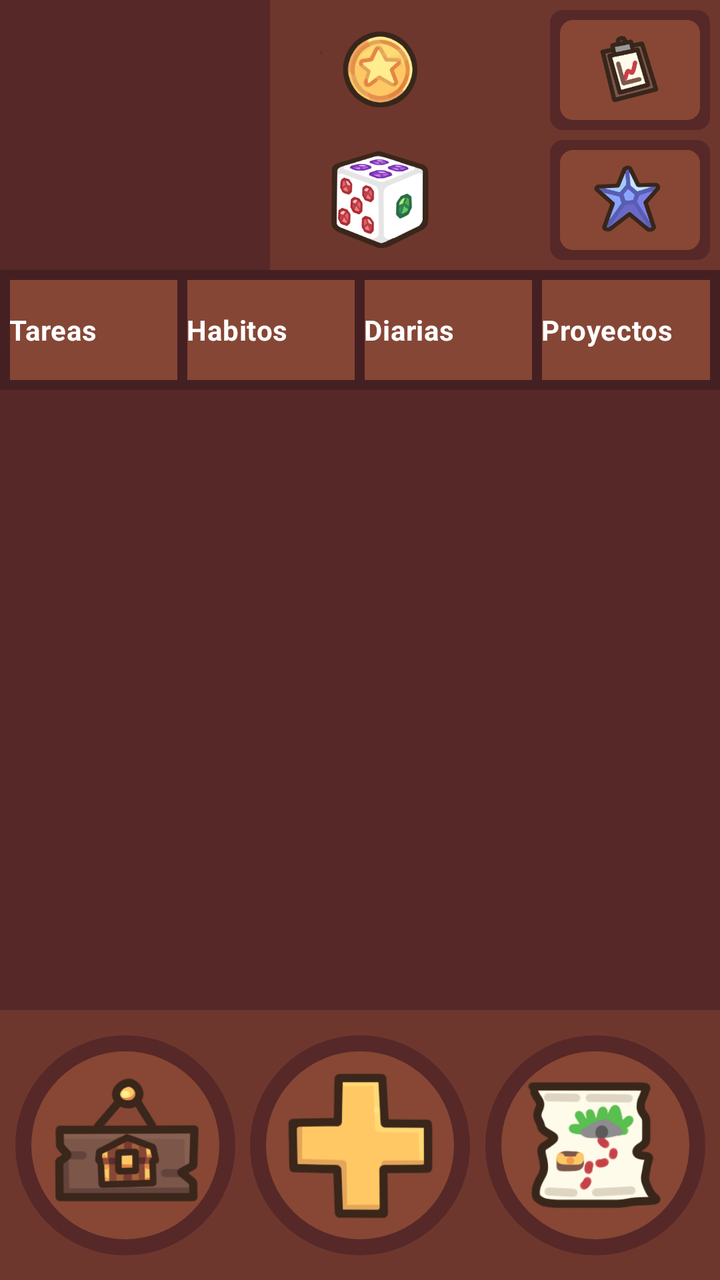
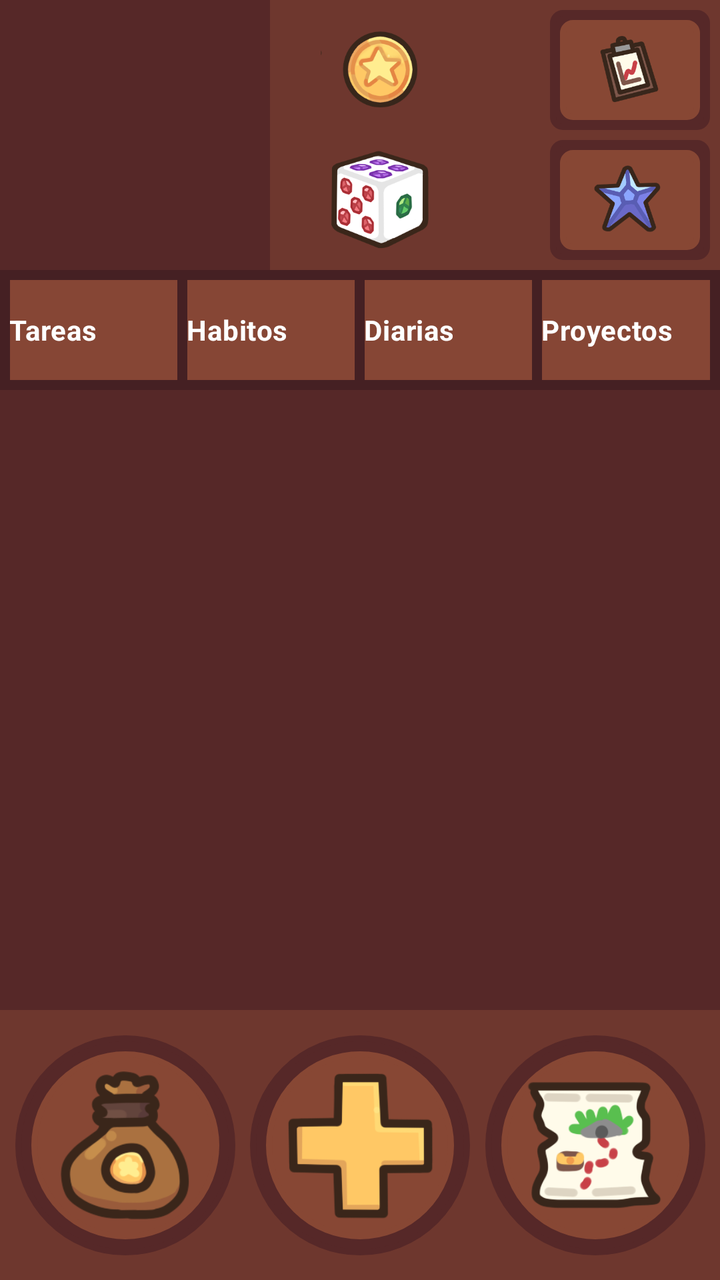

Screens rendered from an Android XML layout before and after an edit, with the pre-edit source and the edit as a unified diff.
<!-- AndroidManifest.xml: application theme Theme.LifeGeon -->
<!-- res/layout/activity_menu.xml -->
<?xml version="1.0" encoding="utf-8"?>
<androidx.constraintlayout.widget.ConstraintLayout xmlns:android="http://schemas.android.com/apk/res/android"
    xmlns:app="http://schemas.android.com/apk/res-auto"
    xmlns:tools="http://schemas.android.com/tools"
    android:layout_width="match_parent"
    android:layout_height="match_parent"
    android:background="#562828"
    tools:context=".Menu">

    <androidx.constraintlayout.widget.ConstraintLayout
        android:id="@+id/contenedorInfo"
        android:layout_width="0dp"
        android:layout_height="135dp"
        android:background="#6E372E"
        app:layout_constraintEnd_toEndOf="parent"
        app:layout_constraintStart_toStartOf="parent"
        app:layout_constraintTop_toTopOf="parent">

        <androidx.constraintlayout.widget.ConstraintLayout
            android:id="@+id/contenedorDados"
            android:layout_width="100dp"
            android:layout_height="60dp"
            app:layout_constraintBottom_toBottomOf="parent"
            app:layout_constraintStart_toEndOf="@+id/fotoPj"
            app:layout_constraintTop_toBottomOf="@+id/contenedorMonedas">

            <ImageView
                android:id="@+id/imageView12"
                android:layout_width="60dp"
                android:layout_height="60dp"
                android:layout_marginStart="10dp"
                android:contentDescription="@string/dados"
                app:layout_constraintBottom_toBottomOf="parent"
                app:layout_constraintStart_toEndOf="@+id/dadosNumb"
                app:layout_constraintTop_toTopOf="parent"
                app:srcCompat="@drawable/dice" />

            <TextView
                android:id="@+id/dadosNumb"
                android:layout_width="wrap_content"
                android:layout_height="wrap_content"
                android:layout_marginStart="15dp"
                android:textColor="#FFFFFF"
                android:textSize="16sp"
                app:layout_constraintBottom_toBottomOf="parent"
                app:layout_constraintStart_toStartOf="parent"
                app:layout_constraintTop_toTopOf="parent" />
        </androidx.constraintlayout.widget.ConstraintLayout>

        <androidx.constraintlayout.widget.ConstraintLayout
            android:id="@+id/contenedorMonedas"
            android:layout_width="100dp"
            android:layout_height="60dp"
            android:layout_marginTop="5dp"
            app:layout_constraintStart_toEndOf="@+id/fotoPj"
            app:layout_constraintTop_toTopOf="parent">

            <TextView
                android:id="@+id/monedasNumb"
                android:layout_width="wrap_content"
                android:layout_height="wrap_content"
                android:layout_marginStart="15dp"
                android:textColor="#FFFFFF"
                android:textSize="16sp"
                app:layout_constraintBottom_toBottomOf="parent"
                app:layout_constraintStart_toStartOf="parent"
                app:layout_constraintTop_toTopOf="parent" />

            <ImageView
                android:id="@+id/imageView11"
                android:layout_width="60dp"
                android:layout_height="60dp"
                android:layout_marginStart="10dp"
                android:contentDescription="@string/monedas"
                app:layout_constraintBottom_toBottomOf="parent"
                app:layout_constraintStart_toEndOf="@+id/monedasNumb"
                app:layout_constraintTop_toTopOf="parent"
                app:srcCompat="@drawable/coin" />
        </androidx.constraintlayout.widget.ConstraintLayout>

        <androidx.constraintlayout.widget.ConstraintLayout
            android:layout_width="match_parent"
            android:layout_height="match_parent"/>

        <androidx.constraintlayout.widget.ConstraintLayout
            android:id="@+id/fotoPj"
            android:layout_width="135dp"
            android:layout_height="135dp"
            android:background="#562828"
            app:layout_constraintBottom_toBottomOf="parent"
            app:layout_constraintStart_toStartOf="parent"
            app:layout_constraintTop_toTopOf="parent"
            app:layout_constraintVertical_bias="0.0">

        </androidx.constraintlayout.widget.ConstraintLayout>

        <androidx.constraintlayout.widget.ConstraintLayout
            android:id="@+id/constraintLayout12"
            android:layout_width="match_parent"
            android:layout_height="match_parent"
            app:layout_constraintBottom_toBottomOf="parent"
            app:layout_constraintEnd_toEndOf="parent"
            app:layout_constraintTop_toTopOf="parent">

            <androidx.constraintlayout.widget.ConstraintLayout
                android:id="@+id/botonSeleccion"
                android:layout_width="80dp"
                android:layout_height="60dp"
                android:layout_margin="5dp"
                android:background="@drawable/redondo"
                android:backgroundTint="@color/brown2"
                android:contentDescription="@string/btnSeleccion"
                android:onClick="IntentSeleccion"
                app:layout_constraintBottom_toBottomOf="parent"
                app:layout_constraintEnd_toEndOf="parent"
                app:layout_constraintTop_toBottomOf="@+id/botonSeguimiento">

                <androidx.constraintlayout.widget.ConstraintLayout
                    android:layout_width="match_parent"
                    android:layout_height="match_parent"
                    android:layout_margin="5dp"
                    android:background="@drawable/redondo"
                    android:backgroundTint="@color/brown4"
                    app:layout_constraintBottom_toBottomOf="parent"
                    app:layout_constraintEnd_toEndOf="parent"
                    app:layout_constraintStart_toStartOf="parent"
                    app:layout_constraintTop_toTopOf="parent">

                    <ImageView
                        android:id="@+id/imageView10"
                        android:layout_width="wrap_content"
                        android:layout_height="wrap_content"
                        app:layout_constraintBottom_toBottomOf="parent"
                        app:layout_constraintEnd_toEndOf="parent"
                        app:layout_constraintStart_toStartOf="parent"
                        app:layout_constraintTop_toTopOf="parent"
                        app:srcCompat="@drawable/star" />
                </androidx.constraintlayout.widget.ConstraintLayout>

            </androidx.constraintlayout.widget.ConstraintLayout>

            <androidx.constraintlayout.widget.ConstraintLayout
                android:id="@+id/botonSeguimiento"
                android:layout_width="80dp"
                android:layout_height="60dp"
                android:layout_margin="5dp"
                android:background="@drawable/redondo"
                android:backgroundTint="@color/brown2"
                android:contentDescription="@string/btnSeguimiento"
                android:onClick="IntentSeguimiento"
                app:layout_constraintEnd_toEndOf="parent"
                app:layout_constraintTop_toTopOf="parent">

                <androidx.constraintlayout.widget.ConstraintLayout
                    android:layout_width="match_parent"
                    android:layout_height="match_parent"
                    android:layout_margin="5dp"
                    android:background="@drawable/redondo"
                    android:backgroundTint="@color/brown4"
                    app:layout_constraintBottom_toBottomOf="parent"
                    app:layout_constraintEnd_toEndOf="parent"
                    app:layout_constraintStart_toStartOf="parent"
                    app:layout_constraintTop_toTopOf="parent">

                    <ImageView
                        android:id="@+id/imageView9"
                        android:layout_width="wrap_content"
                        android:layout_height="wrap_content"
                        app:layout_constraintBottom_toBottomOf="parent"
                        app:layout_constraintEnd_toEndOf="parent"
                        app:layout_constraintStart_toStartOf="parent"
                        app:layout_constraintTop_toTopOf="parent"
                        app:srcCompat="@drawable/s1" />
                </androidx.constraintlayout.widget.ConstraintLayout>

            </androidx.constraintlayout.widget.ConstraintLayout>

        </androidx.constraintlayout.widget.ConstraintLayout>

    </androidx.constraintlayout.widget.ConstraintLayout>

    <androidx.constraintlayout.widget.ConstraintLayout
        android:id="@+id/contenedorTipos"
        android:layout_width="0dp"
        android:layout_height="60dp"
        app:layout_constraintEnd_toEndOf="parent"
        app:layout_constraintStart_toStartOf="parent"
        app:layout_constraintTop_toBottomOf="@+id/contenedorInfo">

        <RadioGroup
            android:id="@+id/tipoGrupoMenu"
            android:layout_width="0dp"
            android:layout_height="0dp"
            android:background="#452023"
            android:orientation="horizontal"
            app:layout_constraintBottom_toBottomOf="parent"
            app:layout_constraintEnd_toEndOf="parent"
            app:layout_constraintStart_toStartOf="parent"
            app:layout_constraintTop_toTopOf="parent">

            <RadioButton
                android:id="@+id/tipo1"
                android:layout_width="25dp"
                android:layout_height="match_parent"
                android:layout_marginStart="5dp"
                android:layout_marginTop="5dp"
                android:layout_marginBottom="5dp"
                android:layout_weight="1"
                android:background="#864635"
                android:button="@color/black"
                android:contentDescription="@string/tipo1"
                android:text="@string/tipo1"
                android:textAlignment="center"
                android:textColor="@color/white"
                android:textSize="14sp"
                android:textStyle="bold" />

            <RadioButton
                android:id="@+id/tipo2"
                android:layout_width="25dp"
                android:layout_height="match_parent"
                android:layout_marginStart="5dp"
                android:layout_marginTop="5dp"
                android:layout_marginBottom="5dp"
                android:layout_weight="1"
                android:background="#864635"
                android:button="@color/black"
                android:text="@string/tipo2"
                android:textAlignment="center"
                android:textColor="@color/white"
                android:textSize="14sp"
                android:textStyle="bold"
                tools:contentDescription="@string/tipo2" />

            <RadioButton
                android:id="@+id/tipo3"
                android:layout_width="25dp"
                android:layout_height="match_parent"
                android:layout_marginStart="5dp"
                android:layout_marginTop="5dp"
                android:layout_marginBottom="5dp"
                android:layout_weight="1"
                android:background="#864635"
                android:button="@color/black"
                android:contentDescription="@string/tipo3"
                android:text="@string/tipo3"
                android:textAlignment="center"
                android:textColor="@color/white"
                android:textSize="14sp"
                android:textStyle="bold" />

            <RadioButton
                android:id="@+id/tipo4"
                android:layout_width="25dp"
                android:layout_height="match_parent"
                android:layout_marginStart="5dp"
                android:layout_marginTop="5dp"
                android:layout_marginEnd="5dp"
                android:layout_marginBottom="5dp"
                android:layout_weight="1"
                android:background="#864635"
                android:button="@color/black"
                android:contentDescription="@string/tipo4"
                android:text="@string/tipo4"
                android:textAlignment="center"
                android:textColor="@color/white"
                android:textSize="14sp"
                android:textStyle="bold" />

        </RadioGroup>
    </androidx.constraintlayout.widget.ConstraintLayout>

    <androidx.constraintlayout.widget.ConstraintLayout
        android:id="@+id/Tareas"
        android:layout_width="0dp"
        android:layout_height="0dp"
        android:layout_marginTop="1dp"
        android:layout_marginBottom="1dp"
        app:layout_constraintBottom_toTopOf="@+id/contenedorNav"
        app:layout_constraintEnd_toEndOf="parent"
        app:layout_constraintHorizontal_bias="0.5"
        app:layout_constraintStart_toStartOf="parent"
        app:layout_constraintTop_toBottomOf="@+id/contenedorTipos">

        <HorizontalScrollView
            android:id="@+id/tipoScroll"
            android:layout_width="0dp"
            android:layout_height="0dp"
            android:contentDescription="@string/cont"
            app:layout_constraintBottom_toBottomOf="parent"
            app:layout_constraintEnd_toEndOf="parent"
            app:layout_constraintHorizontal_bias="0.5"
            app:layout_constraintStart_toStartOf="parent"
            app:layout_constraintTop_toTopOf="parent"
            app:layout_constraintVertical_bias="0.5">

            <LinearLayout
                android:id="@+id/tareasScroll"
                android:layout_width="wrap_content"
                android:layout_height="match_parent"
                android:baselineAligned="false"
                android:orientation="horizontal">

                <ScrollView
                    android:id="@+id/pagina1"
                    android:layout_width="wrap_content"
                    android:layout_height="match_parent"
                    android:layout_marginStart="5dp"
                    android:layout_marginBottom="5dp"
                    android:contentDescription="@string/tipo1">

                    <LinearLayout
                        android:id="@+id/contenedorTareas1"
                        android:layout_width="match_parent"
                        android:layout_height="wrap_content"
                        android:orientation="vertical"></LinearLayout>
                </ScrollView>

                <ScrollView
                    android:id="@+id/pagina2"
                    android:layout_width="wrap_content"
                    android:layout_height="match_parent"
                    android:layout_marginStart="10dp"
                    android:layout_marginBottom="5dp"
                    android:contentDescription="@string/tipo2">

                    <LinearLayout
                        android:id="@+id/contenedorTareas2"
                        android:layout_width="match_parent"
                        android:layout_height="wrap_content"
                        android:orientation="vertical">

                    </LinearLayout>
                </ScrollView>

                <ScrollView
                    android:id="@+id/pagina3"
                    android:layout_width="wrap_content"
                    android:layout_height="match_parent"
                    android:layout_marginStart="10dp"
                    android:layout_marginBottom="5dp"
                    android:contentDescription="@string/tipo3">

                    <LinearLayout
                        android:id="@+id/contenedorTareas3"
                        android:layout_width="match_parent"
                        android:layout_height="wrap_content"
                        android:orientation="vertical"></LinearLayout>
                </ScrollView>

                <ScrollView
                    android:id="@+id/pagina4"
                    android:layout_width="wrap_content"
                    android:layout_height="match_parent"
                    android:layout_marginStart="10dp"
                    android:layout_marginEnd="5dp"
                    android:layout_marginBottom="5dp"
                    android:contentDescription="@string/tipo4">

                    <LinearLayout
                        android:id="@+id/contenedorTareas4"
                        android:layout_width="match_parent"
                        android:layout_height="wrap_content"
                        android:orientation="vertical"></LinearLayout>
                </ScrollView>

            </LinearLayout>
        </HorizontalScrollView>

    </androidx.constraintlayout.widget.ConstraintLayout>

    <androidx.constraintlayout.widget.ConstraintLayout
        android:id="@+id/contenedorNav"
        android:layout_width="0dp"
        android:layout_height="135dp"
        android:background="#6E372E"
        app:layout_constraintBottom_toBottomOf="parent"
        app:layout_constraintEnd_toEndOf="parent"
        app:layout_constraintHorizontal_bias="0.0"
        app:layout_constraintStart_toStartOf="parent">

        <androidx.constraintlayout.widget.ConstraintLayout
            android:id="@+id/botonDiario"
            android:layout_width="110dp"
            android:layout_height="110dp"
            android:background="@drawable/circulo"
            android:backgroundTint="@color/brown2"
            android:contentDescription="@string/aventura"
            android:onClick="IntentAventura"
            app:layout_constraintBottom_toBottomOf="parent"
            app:layout_constraintEnd_toEndOf="parent"
            app:layout_constraintStart_toEndOf="@+id/botonCrearTarea"
            app:layout_constraintTop_toTopOf="parent">

            <androidx.constraintlayout.widget.ConstraintLayout
                android:layout_width="0dp"
                android:layout_height="0dp"
                android:layout_margin="8dp"
                android:background="@drawable/circulo"
                android:backgroundTint="@color/brown4"
                app:layout_constraintBottom_toBottomOf="parent"
                app:layout_constraintEnd_toEndOf="parent"
                app:layout_constraintStart_toStartOf="parent"
                app:layout_constraintTop_toTopOf="parent">

                <ImageView
                    android:id="@+id/imageView6"
                    android:layout_width="wrap_content"
                    android:layout_height="wrap_content"
                    app:layout_constraintBottom_toBottomOf="parent"
                    app:layout_constraintEnd_toEndOf="parent"
                    app:layout_constraintStart_toStartOf="parent"
                    app:layout_constraintTop_toTopOf="parent"
                    app:srcCompat="@drawable/quest" />
            </androidx.constraintlayout.widget.ConstraintLayout>
        </androidx.constraintlayout.widget.ConstraintLayout>

        <androidx.constraintlayout.widget.ConstraintLayout
            android:id="@+id/botonCrearTarea"
            android:layout_width="110dp"
            android:layout_height="110dp"
            android:background="@drawable/circulo"
            android:backgroundTint="@color/brown2"
            android:contentDescription="@string/btnTarea"
            android:onClick="IntentCrearTarea"
            app:layout_constraintBottom_toBottomOf="parent"
            app:layout_constraintEnd_toEndOf="parent"
            app:layout_constraintStart_toStartOf="parent"
            app:layout_constraintTop_toTopOf="parent">

            <androidx.constraintlayout.widget.ConstraintLayout
                android:layout_width="0dp"
                android:layout_height="0dp"
                android:layout_margin="8dp"
                android:background="@drawable/circulo"
                android:backgroundTint="@color/brown4"
                app:layout_constraintBottom_toBottomOf="parent"
                app:layout_constraintEnd_toEndOf="parent"
                app:layout_constraintStart_toStartOf="parent"
                app:layout_constraintTop_toTopOf="parent">

                <ImageView
                    android:id="@+id/imageView7"
                    android:layout_width="wrap_content"
                    android:layout_height="wrap_content"
                    app:layout_constraintBottom_toBottomOf="parent"
                    app:layout_constraintEnd_toEndOf="parent"
                    app:layout_constraintStart_toStartOf="parent"
                    app:layout_constraintTop_toTopOf="parent"
                    app:srcCompat="@drawable/plus" />
            </androidx.constraintlayout.widget.ConstraintLayout>
        </androidx.constraintlayout.widget.ConstraintLayout>

        <androidx.constraintlayout.widget.ConstraintLayout
            android:id="@+id/botonTienda"
            android:layout_width="110dp"
            android:layout_height="110dp"
            android:background="@drawable/circulo"
            android:backgroundTint="@color/brown2"
            android:contentDescription="@string/tienda"
            android:onClick="IntentTienda"
            app:layout_constraintBottom_toBottomOf="parent"
            app:layout_constraintEnd_toStartOf="@+id/botonCrearTarea"
            app:layout_constraintStart_toStartOf="parent"
            app:layout_constraintTop_toTopOf="parent">

            <androidx.constraintlayout.widget.ConstraintLayout
                android:layout_width="0dp"
                android:layout_height="0dp"
                android:layout_margin="8dp"
                android:background="@drawable/circulo"
                android:backgroundTint="@color/brown4"
                app:layout_constraintBottom_toBottomOf="parent"
                app:layout_constraintEnd_toEndOf="parent"
                app:layout_constraintStart_toStartOf="parent"
                app:layout_constraintTop_toTopOf="parent">

                <ImageView
                    android:id="@+id/imageView8"
                    android:layout_width="wrap_content"
                    android:layout_height="wrap_content"
                    app:layout_constraintBottom_toBottomOf="parent"
                    app:layout_constraintEnd_toEndOf="parent"
                    app:layout_constraintStart_toStartOf="parent"
                    app:layout_constraintTop_toTopOf="parent"
                    app:srcCompat="@drawable/shop" />
            </androidx.constraintlayout.widget.ConstraintLayout>
        </androidx.constraintlayout.widget.ConstraintLayout>
    </androidx.constraintlayout.widget.ConstraintLayout>

</androidx.constraintlayout.widget.ConstraintLayout>
<!-- resources referenced by this layout -->
<resources>
  <color name="black">#FF000000</color>
  <color name="brown2">#562828</color>
  <color name="brown4">#874734</color>
  <color name="white">#FFFFFFFF</color>
  <!-- drawable circulo (drawable) -->
  <?xml version="1.0" encoding="utf-8"?>
      <shape xmlns:android="http://schemas.android.com/apk/res/android">
          <solid android:color="#FFFFFF"/>
          <stroke android:width="3dp" android:color="#B1BCBE" />
          <corners android:radius="500dp"/>
          <padding android:left="0dp" android:top="0dp" android:right="0dp" android:bottom="0dp" />
      </shape>
  <!-- drawable coin: png bitmap (drawable, 16613 bytes) -->
  <!-- drawable dice: png bitmap (drawable, 28694 bytes) -->
  <!-- drawable plus: png bitmap (drawable, 6643 bytes) -->
  <!-- drawable quest: png bitmap (drawable, 16454 bytes) -->
  <!-- drawable redondo (drawable) -->
  <?xml version="1.0" encoding="UTF-8"?>
  <shape xmlns:android="http://schemas.android.com/apk/res/android">
      <solid android:color="#FFFFFF"/>
      <stroke android:width="3dp" android:color="#B1BCBE" />
      <corners android:radius="5dp"/>
      <padding android:left="0dp" android:top="0dp" android:right="0dp" android:bottom="0dp" />
  </shape>
  <!-- drawable s1: png bitmap (drawable, 13857 bytes) -->
  <!-- drawable shop: png bitmap (drawable, 11225 bytes) -->
  <!-- drawable star: png bitmap (drawable, 13627 bytes) -->
  <string name="aventura">Jugar</string>
  <string name="btnSeguimiento">Seguimiento</string>
  <string name="btnSeleccion">Seleccion</string>
  <string name="btnTarea">Crear Tarea</string>
  <string name="cont">Lista de Tareas creadas</string>
  <string name="dados">Dados</string>
  <string name="monedas">Monedas</string>
  <string name="tienda">Tienda</string>
  <string name="tipo1">Tareas</string>
  <string name="tipo2">Habitos</string>
  <string name="tipo3">Diarias</string>
  <string name="tipo4">Proyectos</string>
  <style name="Theme.LifeGeon" parent="Base.Theme.LifeGeon" />
  <style name="Base.Theme.LifeGeon" parent="Theme.Material3.DayNight.NoActionBar">
          
          
      </style>
</resources>

<!-- the commit's change to res/layout/activity_menu.xml (unified diff, before → after) -->
@@ -479,11 +479,13 @@
                     android:id="@+id/imageView8"
                     android:layout_width="wrap_content"
                     android:layout_height="wrap_content"
+                    android:padding="10dp"
+                    android:scaleType="centerInside"
                     app:layout_constraintBottom_toBottomOf="parent"
                     app:layout_constraintEnd_toEndOf="parent"
                     app:layout_constraintStart_toStartOf="parent"
                     app:layout_constraintTop_toTopOf="parent"
-                    app:srcCompat="@drawable/shop" />
+                    app:srcCompat="@drawable/coinbag" />
             </androidx.constraintlayout.widget.ConstraintLayout>
         </androidx.constraintlayout.widget.ConstraintLayout>
     </androidx.constraintlayout.widget.ConstraintLayout>
<!-- resource entries referenced after the edit -->
@@ -13,6 +13,7 @@
           <padding android:left="0dp" android:top="0dp" android:right="0dp" android:bottom="0dp" />
       </shape>
   <!-- drawable coin: png bitmap (drawable, 16613 bytes) -->
+  <!-- drawable coinbag: png bitmap (drawable, 13267 bytes) -->
   <!-- drawable dice: png bitmap (drawable, 28694 bytes) -->
   <!-- drawable plus: png bitmap (drawable, 6643 bytes) -->
   <!-- drawable quest: png bitmap (drawable, 16454 bytes) -->
@@ -25,7 +26,6 @@
       <padding android:left="0dp" android:top="0dp" android:right="0dp" android:bottom="0dp" />
   </shape>
   <!-- drawable s1: png bitmap (drawable, 13857 bytes) -->
-  <!-- drawable shop: png bitmap (drawable, 11225 bytes) -->
   <!-- drawable star: png bitmap (drawable, 13627 bytes) -->
   <string name="aventura">Jugar</string>
   <string name="btnSeguimiento">Seguimiento</string>
